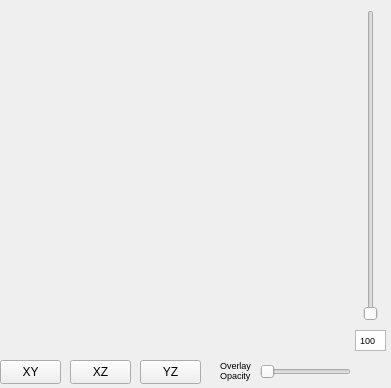
aylward/Minder3D, file src/tabView2D.ui: the form before one commit.
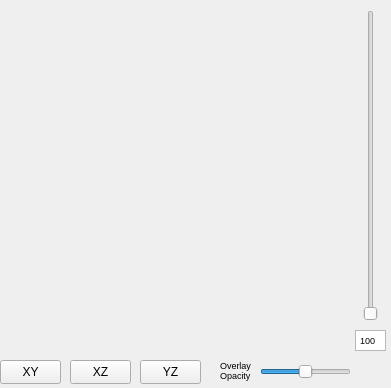
The form after the commit.

Commit message: ENH: 2D View Overlay

Patch:
```diff
--- a/src/tabView2D.ui
+++ b/src/tabView2D.ui
@@ -48,6 +48,9 @@
      <height>16</height>
     </rect>
    </property>
+   <property name="value">
+    <number>50</number>
+   </property>
    <property name="orientation">
     <enum>Qt::Horizontal</enum>
    </property>
@@ -67,9 +70,9 @@
    <property name="geometry">
     <rect>
      <x>220</x>
-     <y>350</y>
+     <y>355</y>
      <width>51</width>
-     <height>41</height>
+     <height>31</height>
     </rect>
    </property>
    <property name="font">
```
The commit also changes 11 other files.
